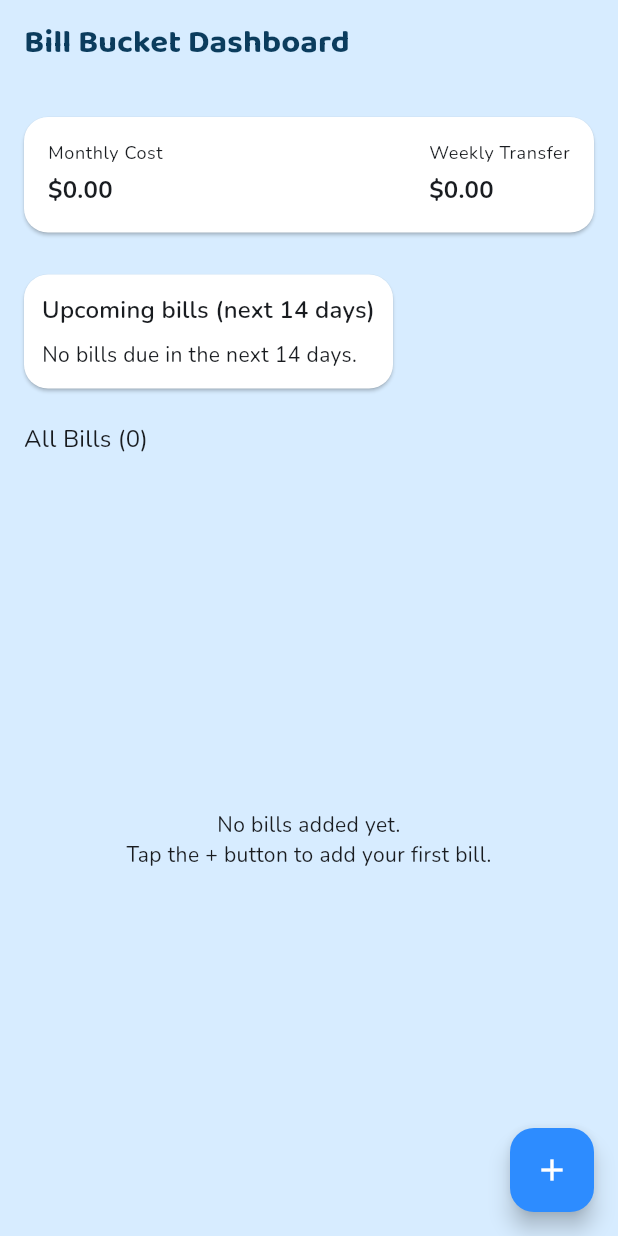
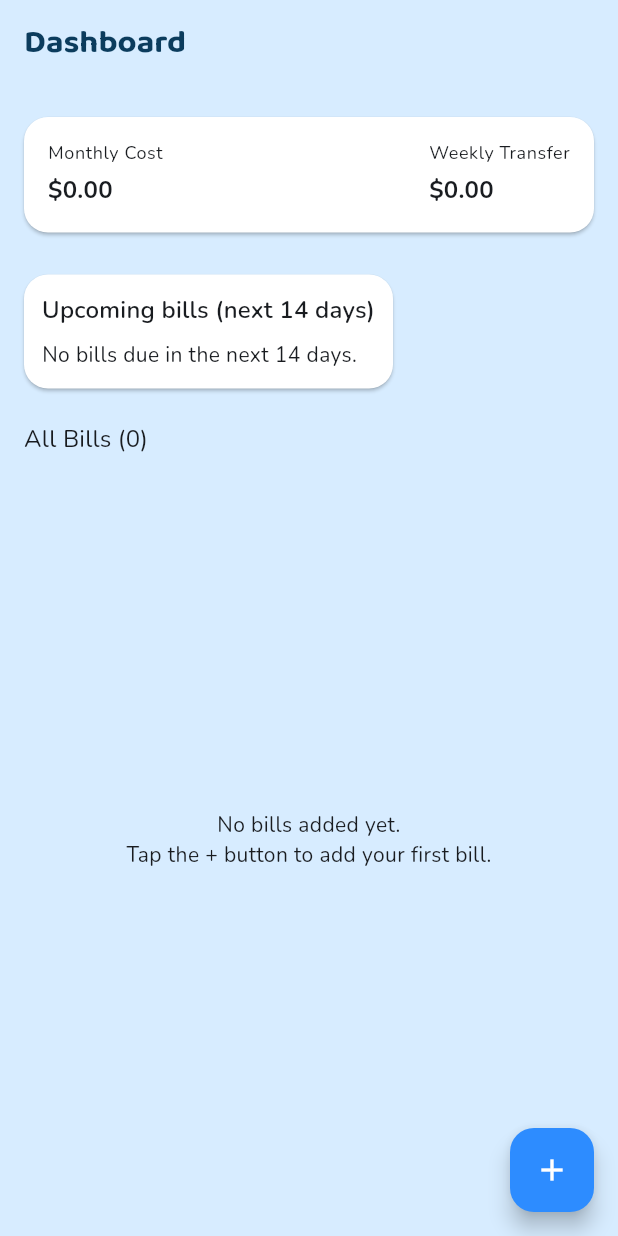
Before and after one commit to Parth-Patel01/BillBucket, a Flutter app: the screen it shows after launch, on a phone screen of 412 x 824 dp. Run offline on Flutter 3.47's test engine with Material 3 defaults, Android fonts, the phone set to English and light mode, and no system bars; our stand-ins replace hive, hive_flutter; accounts and stored records are empty.

Commit message:
refactor: centralize date formatting in formatters.dart and update all screens

```diff
--- a/lib/providers/bill_provider.dart
+++ b/lib/providers/bill_provider.dart
@@ -5,6 +5,7 @@ import 'package:hive/hive.dart';
 import 'package:uuid/uuid.dart';
 
 import '../models/bill.dart';
+import '../utils/formatters.dart';
 
 /// Central place for managing bills state and business logic.
 ///
@@ -80,7 +81,7 @@ class BillProvider extends ChangeNotifier {
       name: name.trim(),
       amount: amount,
       frequency: frequency,
-      nextDueDate: _stripTime(nextDueDate),
+      nextDueDate: stripTime(nextDueDate),
       lastPaidDate: null,
     );
 
@@ -122,8 +123,8 @@ class BillProvider extends ChangeNotifier {
       name: name?.trim(),
       amount: amount,
       frequency: frequency,
-      nextDueDate: nextDueDate != null ? _stripTime(nextDueDate) : null,
-      lastPaidDate: lastPaidDate != null ? _stripTime(lastPaidDate) : null,
+      nextDueDate: nextDueDate != null ? stripTime(nextDueDate) : null,
+      lastPaidDate: lastPaidDate != null ? stripTime(lastPaidDate) : null,
     );
 
     await updateBill(updated);
@@ -148,7 +149,7 @@ class BillProvider extends ChangeNotifier {
     final bill = getBillById(id);
     if (bill == null) return;
 
-    final normalizedPaidDate = _stripTime(paidDate);
+    final normalizedPaidDate = stripTime(paidDate);
     final nextDueDate = _calculateNextDueDate(
       from: normalizedPaidDate,
       frequency: bill.frequency,
@@ -224,24 +225,21 @@ class BillProvider extends ChangeNotifier {
     int daysAhead = 14,
     DateTime? fromDate,
   }) {
-    final now = _stripTime(fromDate ?? DateTime.now());
+    final now = stripTime(fromDate ?? DateTime.now());
     final end = now.add(Duration(days: daysAhead));
 
     final result = _bills
-        .where((bill) =>
-    bill.nextDueDate.isAfter(now.subtract(const Duration(days: 1))) &&
-        bill.nextDueDate.isBefore(end.add(const Duration(days: 1))))
+        .where(
+          (bill) =>
+      bill.nextDueDate
+          .isAfter(now.subtract(const Duration(days: 1))) &&
+          bill.nextDueDate
+              .isBefore(end.add(const Duration(days: 1))),
+    )
         .toList();
 
     result.sort((a, b) => a.nextDueDate.compareTo(b.nextDueDate));
     return result;
-  }
-
-  /// Internal helper to ensure we only keep the date part (no time).
-  ///
-  /// This avoids weird bugs where comparing DateTime fails due to hours/minutes.
-  DateTime _stripTime(DateTime dateTime) {
-    return DateTime(dateTime.year, dateTime.month, dateTime.day);
   }
 
   /// Internal helper for frequency-based next due date calculation.
@@ -273,14 +271,9 @@ class BillProvider extends ChangeNotifier {
     final bill = getBillById(id);
     if (bill == null) return;
 
-    // Undo only resets lastPaidDate; do NOT touch nextDueDate,
-    // because nextDueDate remains what the previous cycle was.
-    // The user will pay again when needed.
+    // Undo only resets lastPaidDate; do NOT touch nextDueDate.
     final updated = bill.copyWith(
-      lastPaidDate: null,
-      // Only rollback nextDueDate if lastPaidDate was today.
-      // Otherwise undo becomes dangerous.
-      nextDueDate: bill.nextDueDate,
+      clearLastPaidDate: true, // assumes Bill.copyWith supports this flag
     );
 
     await updateBill(updated);
@@ -288,10 +281,8 @@ class BillProvider extends ChangeNotifier {
 
   /// Returns true if the bill is overdue (nextDueDate is before today).
   bool isOverdue(Bill bill) {
-    final today = _stripTime(DateTime.now());
-    final dueDate = _stripTime(bill.nextDueDate);
+    final today = stripTime(DateTime.now());
+    final dueDate = stripTime(bill.nextDueDate);
     return dueDate.isBefore(today);
   }
-
-
 }
--- a/lib/screens/bill_detail_screen.dart
+++ b/lib/screens/bill_detail_screen.dart
@@ -4,9 +4,7 @@ import 'package:provider/provider.dart';
 import '../models/bill.dart';
 import '../providers/bill_provider.dart';
 import 'add_edit_bill_screen.dart';
-
 import '../utils/formatters.dart';
-
 
 /// Shows full information about a single bill and actions:
 /// - Mark as paid today (updates next due date)
@@ -73,7 +71,7 @@ class BillDetailScreen extends StatelessWidget {
               // Next due date
               _DetailRow(
                 label: 'Next due date',
-                value: _formatDate(bill.nextDueDate),
+                value: formatShortDate(bill.nextDueDate),
                 textTheme: textTheme,
               ),
               const SizedBox(height: 12),
@@ -82,7 +80,7 @@ class BillDetailScreen extends StatelessWidget {
               _DetailRow(
                 label: 'Last paid',
                 value: bill.lastPaidDate != null
-                    ? _formatDate(bill.lastPaidDate!)
+                    ? formatShortDate(bill.lastPaidDate!)
                     : 'Not paid yet',
                 textTheme: textTheme,
               ),
@@ -102,7 +100,9 @@ class BillDetailScreen extends StatelessWidget {
                     await provider.undoPayment(bill.id);
                     if (context.mounted) {
                       ScaffoldMessenger.of(context).showSnackBar(
-                              const SnackBar(content: Text('Payment undone.')),
+                        const SnackBar(
+                          content: Text('Payment undone.'),
+                        ),
                       );
                     }
                   },
@@ -138,11 +138,12 @@ class BillDetailScreen extends StatelessWidget {
     await provider.markBillAsPaid(id: bill.id, paidDate: now);
 
     if (context.mounted) {
+      final updated = provider.getBillById(bill.id)!;
       ScaffoldMessenger.of(context).showSnackBar(
         SnackBar(
           content: Text(
             'Marked ${bill.name} as paid. Next due: '
-            '${_formatDate(provider.getBillById(bill.id)!.nextDueDate)}',
+                '${formatShortDate(updated.nextDueDate)}',
           ),
         ),
       );
@@ -152,14 +153,15 @@ class BillDetailScreen extends StatelessWidget {
   /// Opens the AddEditBillScreen in edit mode.
   void _onEdit(BuildContext context, Bill bill) {
     Navigator.of(context).push(
-      MaterialPageRoute(builder: (_) => AddEditBillScreen(existingBill: bill)),
+      MaterialPageRoute(
+        builder: (_) => AddEditBillScreen(existingBill: bill),
+      ),
     );
   }
 
   /// Shows a confirmation dialog before deleting the bill.
   Future<void> _confirmDelete(BuildContext context, Bill bill) async {
-    final shouldDelete =
-        await showDialog<bool>(
+    final shouldDelete = await showDialog<bool>(
       context: context,
       builder: (ctx) => AlertDialog(
         title: const Text('Delete bill'),
@@ -216,20 +218,20 @@ class _DetailRow extends StatelessWidget {
           flex: 2,
           child: Text(
             label,
-            style: textTheme.bodySmall?.copyWith(fontWeight: FontWeight.w600),
+            style: textTheme.bodySmall?.copyWith(
+              fontWeight: FontWeight.w600,
+            ),
           ),
         ),
         const SizedBox(width: 8),
-        Expanded(flex: 3, child: Text(value, style: textTheme.bodyMedium)),
+        Expanded(
+          flex: 3,
+          child: Text(
+            value,
+            style: textTheme.bodyMedium,
+          ),
+        ),
       ],
     );
   }
 }
-
-/// Simple date formatting helper (DD/MM/YYYY).
-String _formatDate(DateTime date) {
-  final day = date.day.toString().padLeft(2, '0');
-  final month = date.month.toString().padLeft(2, '0');
-  final year = date.year.toString();
-  return '$day/$month/$year';
-}
--- a/lib/screens/dashboard_screen.dart
+++ b/lib/screens/dashboard_screen.dart
@@ -33,7 +33,7 @@ class DashboardScreen extends StatelessWidget {
 
     return Scaffold(
       appBar: AppBar(
-        title: const Text('Bill Bucket Dashboard'),
+        title: const Text('Dashboard'),
       ),
       floatingActionButton: FloatingActionButton(
         onPressed: () {
@@ -75,8 +75,9 @@ class DashboardScreen extends StatelessWidget {
                 ),
               )
                   : ListView.builder(
-                padding:
-                const EdgeInsets.only(bottom: 80), // 👈 extra space for FAB
+                padding: const EdgeInsets.only(
+                  bottom: 80,
+                ), // extra space for FAB
                 itemCount: sortedBills.length,
                 itemBuilder: (context, index) {
                   final bill = sortedBills[index];
@@ -200,7 +201,7 @@ class _UpcomingBillsSection extends StatelessWidget {
             else
               ConstrainedBox(
                 constraints: const BoxConstraints(
-                  maxHeight: 240, // 👈 natural until 240px then scroll
+                  maxHeight: 240, // natural until 240px, then scroll
                 ),
                 child: ListView.separated(
                   shrinkWrap: true,
@@ -209,13 +210,7 @@ class _UpcomingBillsSection extends StatelessWidget {
                   separatorBuilder: (_, __) => const Divider(height: 12),
                   itemBuilder: (context, index) {
                     final bill = upcomingBills[index];
-                    final provider = context.read<BillProvider>();
-                    final isOverdue = provider.isOverdue(bill);
-
-                    final day =
-                    bill.nextDueDate.day.toString().padLeft(2, '0');
-                    final month =
-                    bill.nextDueDate.month.toString().padLeft(2, '0');
+                    final isOverdue = billProvider.isOverdue(bill);
 
                     return Row(
                       mainAxisAlignment: MainAxisAlignment.spaceBetween,
@@ -232,7 +227,10 @@ class _UpcomingBillsSection extends StatelessWidget {
                           ),
                         ),
                         const SizedBox(width: 8),
-                        Text('$day/$month', style: textTheme.bodySmall),
+                        Text(
+                          formatShortDate(bill.nextDueDate),
+                          style: textTheme.bodySmall,
+                        ),
                         const SizedBox(width: 8),
                         Text(
                           formatMoney(bill.amount),
@@ -255,7 +253,6 @@ class _UpcomingBillsSection extends StatelessWidget {
   }
 }
 
-
 /// Basic list tile for a bill.
 /// Tapping navigates to the bill detail screen.
 class _BillListTile extends StatelessWidget {
@@ -268,9 +265,6 @@ class _BillListTile extends StatelessWidget {
   @override
   Widget build(BuildContext context) {
     final freqLabel = Bill.frequencyLabel(bill.frequency);
-    final day = bill.nextDueDate.day.toString().padLeft(2, '0');
-    final month = bill.nextDueDate.month.toString().padLeft(2, '0');
-    final year = bill.nextDueDate.year.toString();
 
     final billProvider = context.read<BillProvider>();
     final isOverdue = billProvider.isOverdue(bill);
@@ -291,7 +285,7 @@ class _BillListTile extends StatelessWidget {
           style: titleStyle,
         ),
         subtitle: Text(
-          '$freqLabel • Next due: $day/$month/$year',
+          '$freqLabel • Next due: ${formatShortDate(bill.nextDueDate)}',
         ),
         trailing: Text(
           formatMoney(bill.amount),
--- a/lib/utils/formatters.dart
+++ b/lib/utils/formatters.dart
@@ -1,15 +1,39 @@
 import 'package:intl/intl.dart';
 
-/// Global currency formatter.
-///
-/// Uses Australian locale and `$` symbol, but you can tweak if needed.
+/// ---------------------------------------------------------
+/// CURRENCY FORMATTER
+/// ---------------------------------------------------------
+
 final NumberFormat _currencyFormatter = NumberFormat.currency(
   locale: 'en_AU',
   symbol: '\$',
   decimalDigits: 2,
 );
 
-/// Formats a double as money string, e.g. 1234.5 → $1,234.50
 String formatMoney(double value) {
   return _currencyFormatter.format(value);
 }
+
+/// ---------------------------------------------------------
+/// DATE FORMATTERS
+/// ---------------------------------------------------------
+
+/// Formats as DD/MM/YYYY (e.g., 05/11/2025)
+String formatShortDate(DateTime date) {
+  final day = date.day.toString().padLeft(2, '0');
+  final month = date.month.toString().padLeft(2, '0');
+  final year = date.year.toString();
+  return '$day/$month/$year';
+}
+
+/// Formats as: Tue, 05 Nov 2025
+final DateFormat _longDateFormatter = DateFormat('EEE, dd MMM yyyy');
+
+String formatLongDate(DateTime date) {
+  return _longDateFormatter.format(date);
+}
+
+/// Normalized date (strip time)
+DateTime stripTime(DateTime date) {
+  return DateTime(date.year, date.month, date.day);
+}
```
Lines whose indentation alone changed are shown as unchanged.
